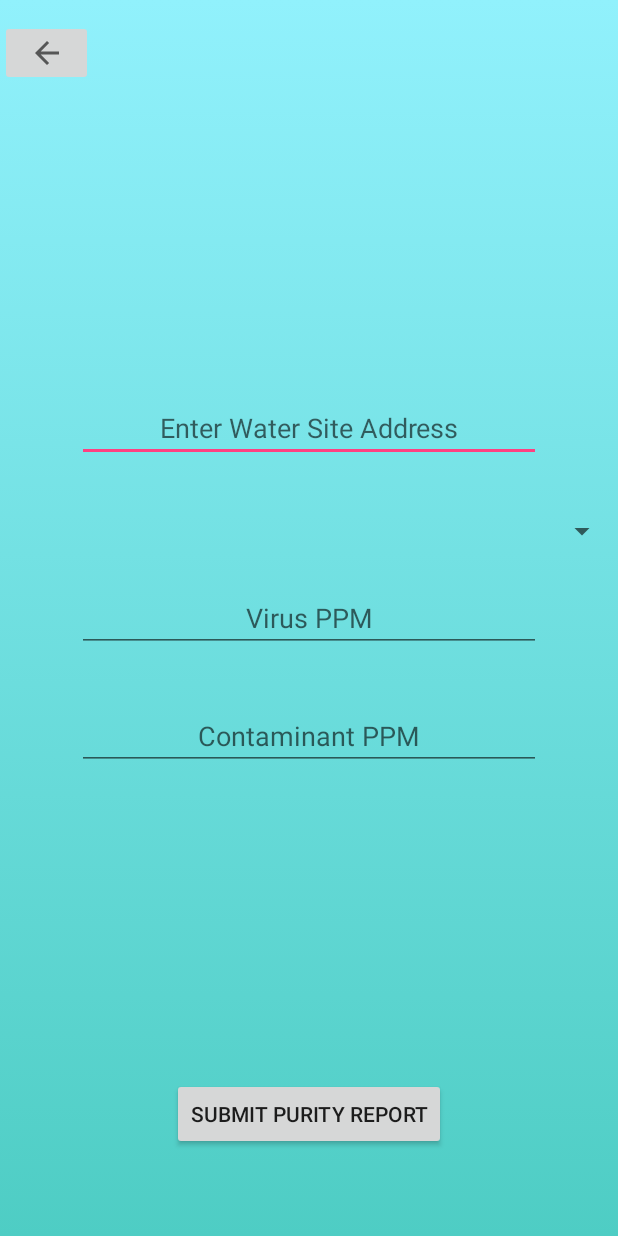
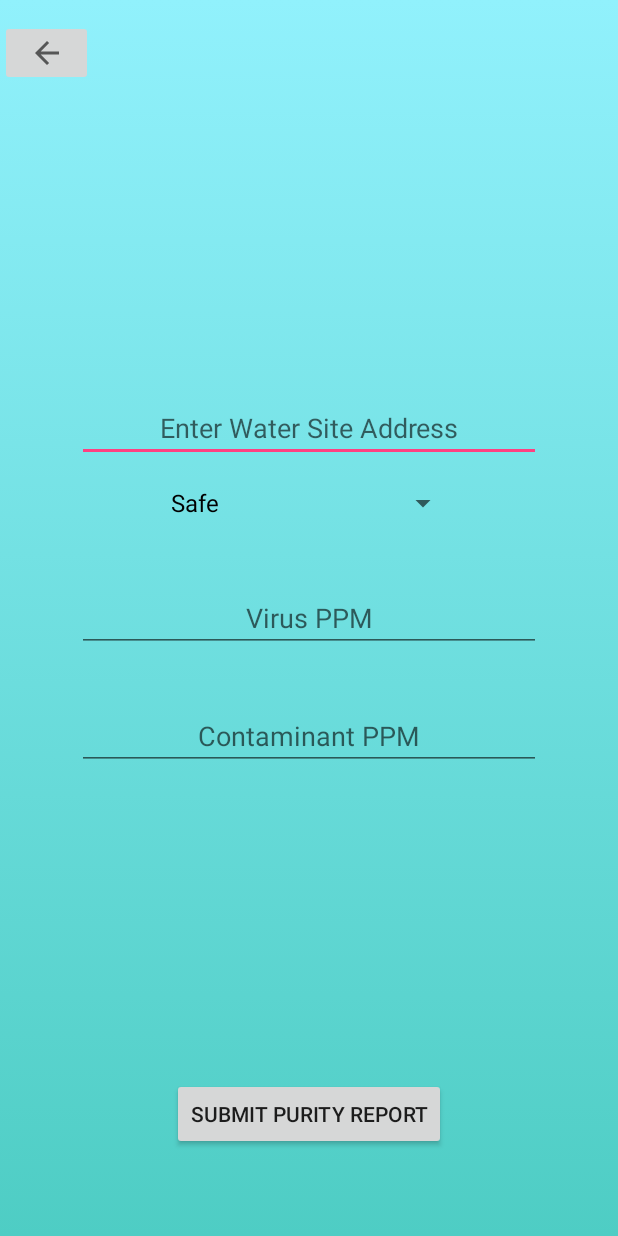
Before and after one commit to jcarn/CS2340-Clickity-Clack, an Android app: the SubmitPurityReportActivity screen opened directly, with no data from a screen before it, on a phone screen of 412 x 824 dp. Run offline under Robolectric (Android 15) with nearby library versions, the light colour scheme and no system bars.

Commit message:
added purity report spinner functionality

```diff
--- a/Watro/app/src/main/java/com/watro/clickityclack/watro/Controller/SubmitPurityReportActivity.java
+++ b/Watro/app/src/main/java/com/watro/clickityclack/watro/Controller/SubmitPurityReportActivity.java
@@ -5,9 +5,11 @@ import android.support.v7.app.AppCompatActivity;
 import android.os.Bundle;
 import android.support.v7.widget.LinearLayoutCompat;
 import android.view.View;
+import android.widget.ArrayAdapter;
 import android.widget.Button;
 import android.widget.EditText;
 import android.widget.ImageButton;
+import android.widget.Spinner;
 import android.widget.Toast;
 
 import com.watro.clickityclack.watro.Model.PurityReport;
@@ -20,6 +22,8 @@ public class SubmitPurityReportActivity extends AppCompatActivity implements Vie
     private EditText editTextAddress;
     private EditText editTextVirus;
     private EditText editTextContaminant;
+    private Spinner spinnerOverallCondition;
+    private ArrayAdapter<CharSequence> overallConditionAdapter;
 
     @Override
     protected void onCreate(Bundle savedInstanceState) {
@@ -32,6 +36,10 @@ public class SubmitPurityReportActivity extends AppCompatActivity implements Vie
         editTextAddress = (EditText) findViewById(R.id.editTextAddress);
         editTextVirus = (EditText) findViewById(R.id.editTextVirus);
         editTextContaminant = (EditText) findViewById(R.id.editContaminant);
+        spinnerOverallCondition = (Spinner) findViewById(R.id.spinnerOverallCondition);
+        overallConditionAdapter = ArrayAdapter.createFromResource(this, R.array.overallCondition, R.layout.support_simple_spinner_dropdown_item);
+        overallConditionAdapter.setDropDownViewResource(R.layout.support_simple_spinner_dropdown_item);
+        spinnerOverallCondition.setAdapter(overallConditionAdapter);
     }
 
     @Override
--- a/Watro/app/src/main/res/layout/activity_submit_purity_report.xml
+++ b/Watro/app/src/main/res/layout/activity_submit_purity_report.xml
@@ -76,14 +76,13 @@
         android:layout_centerHorizontal="true" />
 
     <Spinner
-        android:id="@+id/spinner"
-        android:layout_width="368dp"
+        android:id="@+id/spinnerOverallCondition"
+        android:layout_width="200dp"
         android:layout_height="wrap_content"
         tools:layout_editor_absoluteX="8dp"
         tools:layout_editor_absoluteY="191dp"
         android:layout_above="@+id/editTextVirus"
-        android:layout_alignParentRight="true"
-        android:layout_alignParentEnd="true"
-        android:layout_marginBottom="23dp" />
+        android:layout_centerHorizontal="true"
+        android:layout_marginBottom="30dp" />
 
 </RelativeLayout>
```
